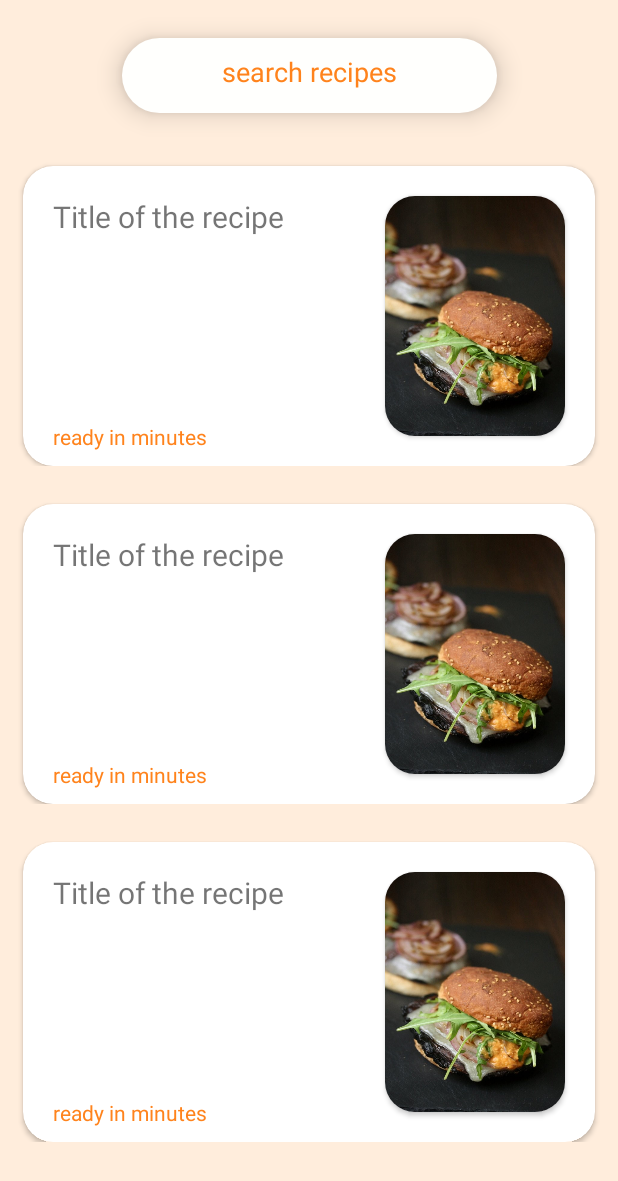
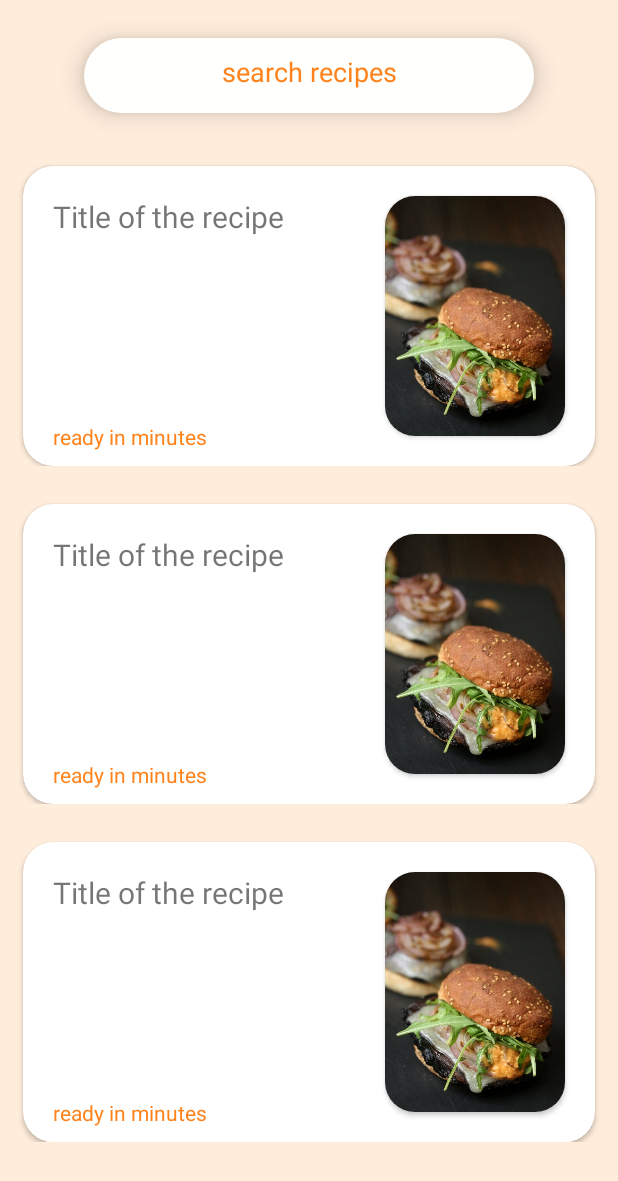
Before and after one commit to pintertamas/feasty, an Android app: the layout activity_main.xml on its own in the app's theme, with its tools: preview values and no code run, on a phone screen of 412 x 824 dp. Shown: the top 1181 px of the screen. Run offline under Robolectric (Android 15) with nearby library versions, the phone set to English and light mode, and no system bars.

Commit message:
visual update

```diff
--- a/app/build.gradle
+++ b/app/build.gradle
@@ -53,5 +53,6 @@ dependencies {
     // ViewModel
     implementation "androidx.lifecycle:lifecycle-viewmodel-ktx:2.2.0"
 
-
+    // Picasso
+    implementation 'com.squareup.picasso:picasso:2.71828'
 }
--- a/app/src/main/java/hu/bme/aut/feasty/adapter/RecipeListAdapter.kt
+++ b/app/src/main/java/hu/bme/aut/feasty/adapter/RecipeListAdapter.kt
@@ -10,6 +10,7 @@ import androidx.recyclerview.widget.RecyclerView
 import hu.bme.aut.feasty.R
 import hu.bme.aut.feasty.model.Recipe
 import android.graphics.Bitmap
+import com.squareup.picasso.Picasso
 import hu.bme.aut.feasty.databinding.RecyclerViewItemBinding
 
 
@@ -34,6 +35,9 @@ class RecipeListAdapter : RecyclerView.Adapter<RecipeListAdapter.RecipeListViewH
         holder.binding.title.text = recipeList[position].title
         ("ready in " + recipeList[position].readyInMinutes.toString() + " minutes").also { holder.binding.readyInMinutes.text = it }
         val imageURL = "https://spoonacular.com/recipeImages/" + recipeList[position].imageUri
+        Picasso.get().load(imageURL).into(holder.binding.recipeImageCard)
+
+
 
         //val bmp = BitmapFactory.decodeStream(imageURL.openConnection().getInputStream())
         //holder.binding.imageCard.background =
--- a/app/src/main/res/drawable/image_view_with_rounded_border.xml
+++ b/app/src/main/res/drawable/image_view_with_rounded_border.xml
@@ -1,6 +1,6 @@
 <?xml version="1.0" encoding="utf-8"?>
 <shape xmlns:android="http://schemas.android.com/apk/res/android"
     android:shape="rectangle">
-    <solid android:color="?attr/colorAccent" />
+    <solid android:color="?attr/cardBackgroundColor" />
     <corners android:radius="50dp" />
 </shape>
--- a/app/src/main/res/layout/activity_main.xml
+++ b/app/src/main/res/layout/activity_main.xml
@@ -9,7 +9,7 @@
 
     <EditText
         android:id="@+id/search_bar"
-        android:layout_width="250sp"
+        android:layout_width="300sp"
         android:layout_height="50sp"
         android:layout_marginTop="25dp"
         android:layout_weight="1"
@@ -34,12 +34,11 @@
     <androidx.recyclerview.widget.RecyclerView
         android:id="@+id/recyclerView"
         android:layout_width="match_parent"
-        android:layout_height="0dp"
+        android:layout_height="wrap_content"
         android:layout_marginTop="20sp"
         app:layout_constraintEnd_toEndOf="parent"
         app:layout_constraintStart_toStartOf="parent"
         app:layout_constraintTop_toBottomOf="@+id/search_bar"
-        app:layout_constraintBottom_toBottomOf="parent"
         tools:listitem="@layout/recycler_view_item" />
 
 </androidx.constraintlayout.widget.ConstraintLayout>
--- a/app/src/main/res/layout/recycler_view_item.xml
+++ b/app/src/main/res/layout/recycler_view_item.xml
@@ -28,6 +28,7 @@
                 android:layout_height="160dp"
                 android:layout_margin="20dp"
                 android:elevation="10dp"
+                app:cardBackgroundColor="@color/white"
                 app:cardCornerRadius="20dp"
                 app:layout_constraintBottom_toBottomOf="parent"
                 app:layout_constraintRight_toRightOf="parent"
@@ -39,9 +40,8 @@
                     android:layout_height="160dp"
                     android:background="@drawable/image_view_with_rounded_border"
                     android:contentDescription="@string/image_of_the_recipe"
-                    android:scaleType="fitXY"
+                    android:scaleType="centerCrop"
                     android:src="@drawable/food_image_sample">
-
 
                 </ImageView>
 
@@ -49,12 +49,17 @@
 
             <TextView
                 android:id="@+id/title"
-                android:layout_width="wrap_content"
-                android:layout_height="wrap_content"
+                android:layout_width="0dp"
+                android:layout_height="0dp"
                 android:layout_marginStart="20sp"
                 android:layout_marginTop="20sp"
+                android:layout_marginEnd="20dp"
+                android:layout_marginBottom="10dp"
+                android:text="@string/recipe_title"
+                android:textAlignment="textStart"
                 android:textSize="20sp"
-                android:text="@string/recipe_title"
+                app:layout_constraintBottom_toTopOf="@+id/ready_in_minutes"
+                app:layout_constraintEnd_toStartOf="@+id/image_card"
                 app:layout_constraintStart_toStartOf="parent"
                 app:layout_constraintTop_toTopOf="parent" />
 
--- a/app/src/main/res/values/themes.xml
+++ b/app/src/main/res/values/themes.xml
@@ -9,6 +9,7 @@
         <item name="colorSecondary">#FFDBBC</item>
         <item name="colorSecondaryVariant">#FFEDDC</item>
         <item name="colorOnSecondary">@color/black</item>
+        <item name="cardBackgroundColor">@color/white</item>
         <!-- Status bar color. -->
         <item name="android:statusBarColor" tools:targetApi="l">?attr/colorSecondaryVariant</item>
         <!-- Customize your theme here. -->
```
Also changed, not shown: app/src/main/java/hu/bme/aut/feasty/MainActivity.kt (+22 -2 lines).
